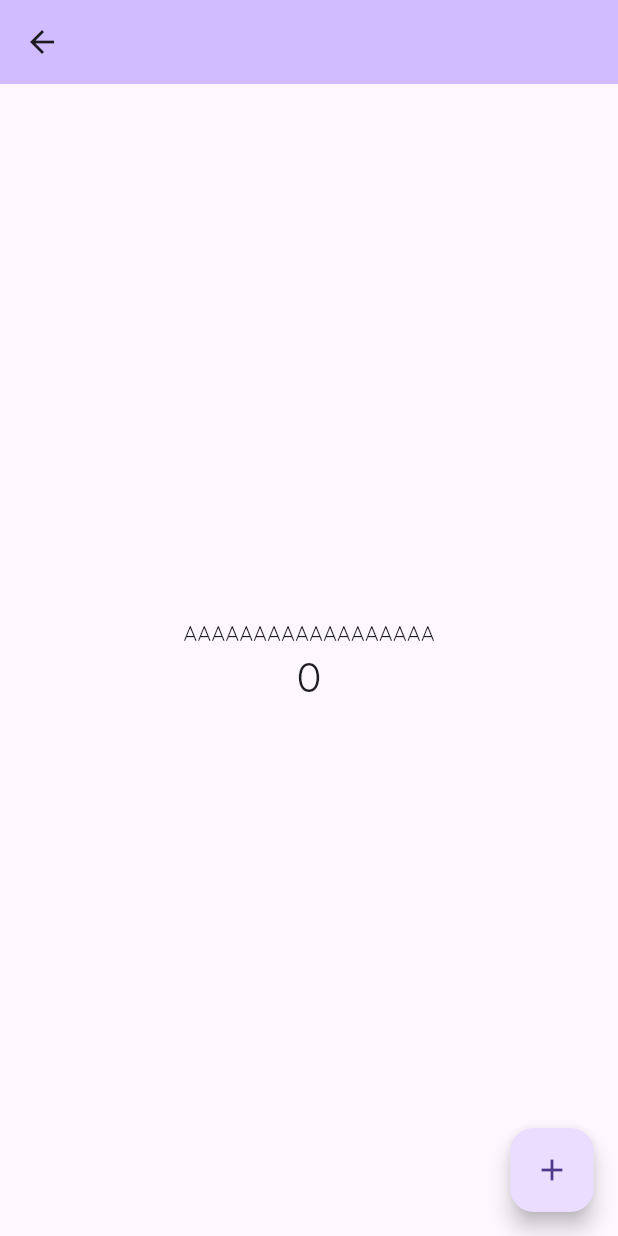
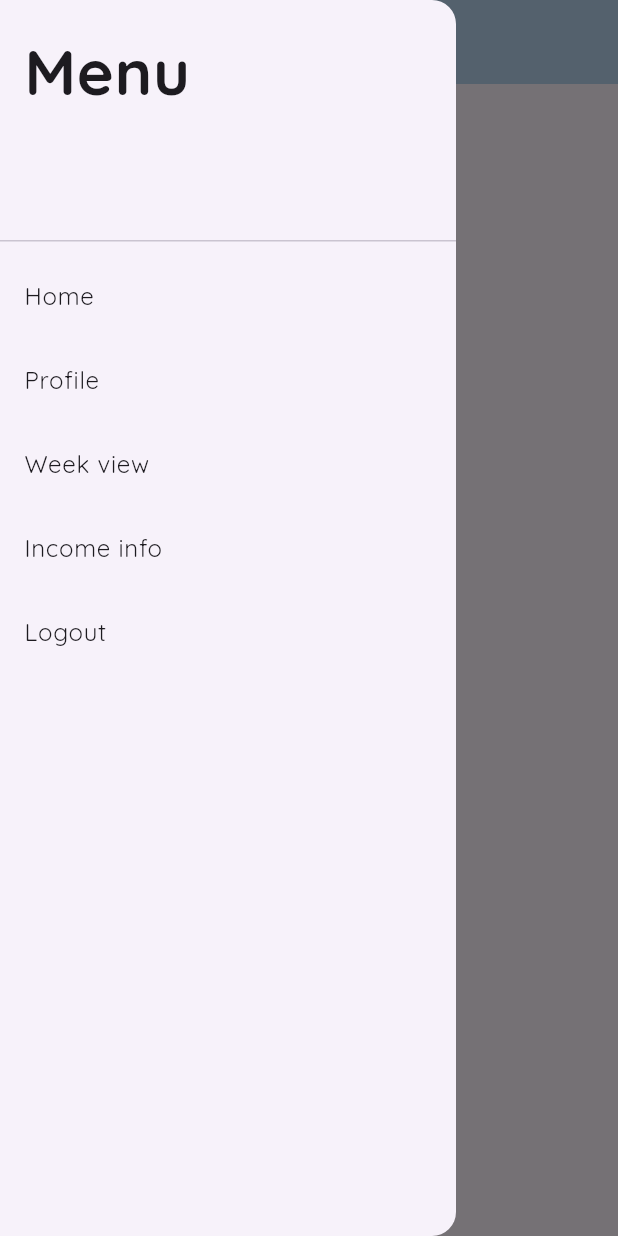
Before and after one commit to joao-victor-garcia/mobile, a Flutter app: the MyHomePage screen opened directly, with the side drawer open (before the commit the screen has no drawer), on a phone screen of 412 x 824 dp. Run offline on Flutter 3.47's test engine with Material 3 defaults, Android fonts, the phone set to English and light mode, and no system bars; our stand-ins replace firebase_auth, firebase_core; accounts and stored records are empty.

Commit message:
Adicao da gaveta a pagina de home e botao de logout

```diff
--- a/lib/pages/auth/forgotpassworddialog.dart
+++ b/lib/pages/auth/forgotpassworddialog.dart
@@ -16,7 +16,7 @@ class ForgetPasswordDialog extends StatelessWidget {
             return AlertDialog(
               title: Text('Success'),
               content: Text(
-                  'A link to reset your password has been sent to ${_emailController}'),
+                  'A link to reset your password has been sent to ${_emailController.text}'),
               actions: [
                 TextButton(
                   onPressed: Navigator.of(context).pop,
--- a/lib/pages/home/home.dart
+++ b/lib/pages/home/home.dart
@@ -1,3 +1,4 @@
+import 'package:cleaning_tracker/pages/auth/login.dart';
 import 'package:flutter/material.dart';
 
 class MyHomePage extends StatefulWidget {
@@ -17,19 +18,6 @@ class MyHomePage extends StatefulWidget {
 }
 
 class _MyHomePageState extends State<MyHomePage> {
-  int _counter = 0;
-
-  void _incrementCounter() {
-    setState(() {
-      // This call to setState tells the Flutter framework that something has
-      // changed in this State, which causes it to rerun the build method below
-      // so that the display can reflect the updated values. If we changed
-      // _counter without calling setState(), then the build method would not be
-      // called again, and so nothing would appear to happen.
-      _counter++;
-    });
-  }
-
   @override
   Widget build(BuildContext context) {
     // This method is rerun every time setState is called, for instance as done
@@ -40,26 +28,49 @@ class _MyHomePageState extends State<MyHomePage> {
     // than having to individually change instances of widgets.
     return Scaffold(
       appBar: AppBar(
-        backgroundColor: Theme.of(context).colorScheme.inversePrimary,
+        backgroundColor: Color(0xFFB7D3ED),
+        leading: Builder(builder: (context) {
+          return IconButton(
+            icon: Icon(Icons.menu),
+            onPressed: () {
+              Scaffold.of(context).openDrawer();
+            },
+          );
+        }),
+      ),
+      drawer: Drawer(
+        child: ListView(
+          padding: EdgeInsets.zero,
+          children: <Widget>[
+            DrawerHeader(
+              child: Text(
+                "Menu",
+                style: TextStyle(fontWeight: FontWeight.bold, fontSize: 42),
+              ),
+            ),
+            ListTile(
+              title: Text("Home"),
+            ),
+            ListTile(title: Text("Profile")),
+            ListTile(title: Text("Week view")),
+            ListTile(title: Text("Income info")),
+            ListTile(
+
+              title: Text("Logout"),
+              onTap: () {
+                Navigator.of(context).pop;
+                Navigator.of(context).pushReplacement(
+                  MaterialPageRoute(builder: (context) => LoginScreen()),
+                );
+              },
+            ),
+          ],
+        ),
       ),
       body: Center(
         child: Column(
           mainAxisAlignment: MainAxisAlignment.center,
-          children: <Widget>[
-            const Text(
-              'AAAAAAAAAAAAAAAAAA',
-            ),
-            Text(
-              '$_counter',
-              style: Theme.of(context).textTheme.headlineMedium,
-            ),
-          ],
         ),
-      ),
-      floatingActionButton: FloatingActionButton(
-        onPressed: _incrementCounter,
-        tooltip: 'Increment',
-        child: const Icon(Icons.add),
       ),
     );
   }
```
Also changed, not shown: lib/pages/auth/login.dart (+9 -4 lines), 1 other file.
